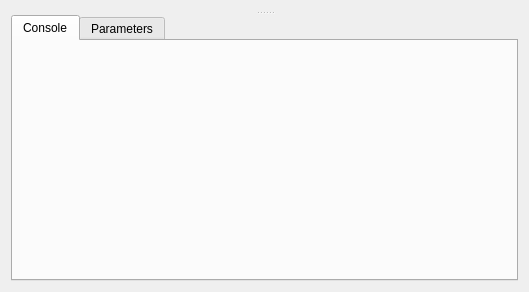
The window that control.ui (trnila/balancer_debugger) describes before a commit, drawn with Qt 5.
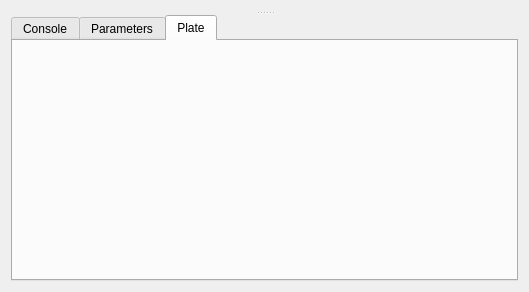
The same window after the commit.

Commit message: Render plane

The edit to the form file:
```diff
--- a/control.ui
+++ b/control.ui
@@ -28,7 +28,7 @@
      </widget>
      <widget class="QTabWidget" name="tabWidget">
       <property name="currentIndex">
-       <number>0</number>
+       <number>2</number>
       </property>
       <widget class="QWidget" name="jupyter_console">
        <attribute name="title">
@@ -176,6 +176,12 @@
         </item>
        </layout>
       </widget>
+      <widget class="QWidget" name="plane">
+       <attribute name="title">
+        <string>Plate</string>
+       </attribute>
+       <layout class="QVBoxLayout" name="verticalLayout_6"/>
+      </widget>
      </widget>
     </widget>
    </item>
```
Left out of the diff: 2 changed lines with no effect on the pictures. The commit also changes 3 other files.
